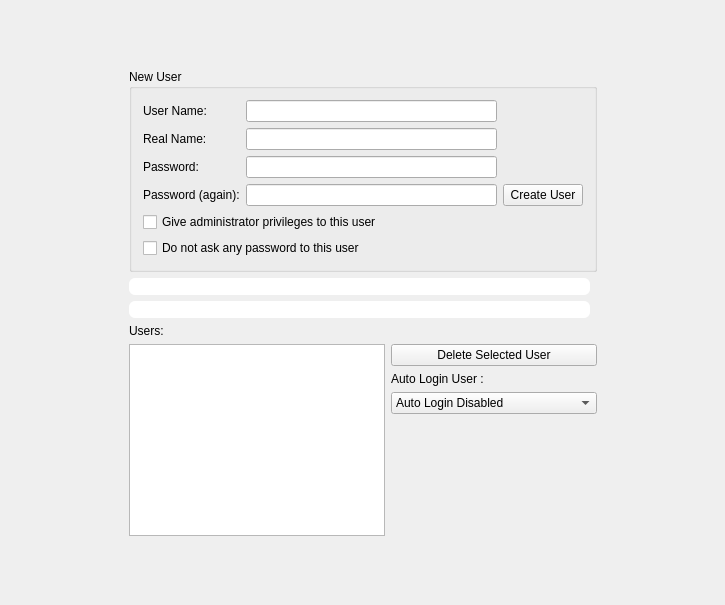
Old version of the form yali4/gui/Ui/setupuserswidget.ui in the repository dadas45li/yali.
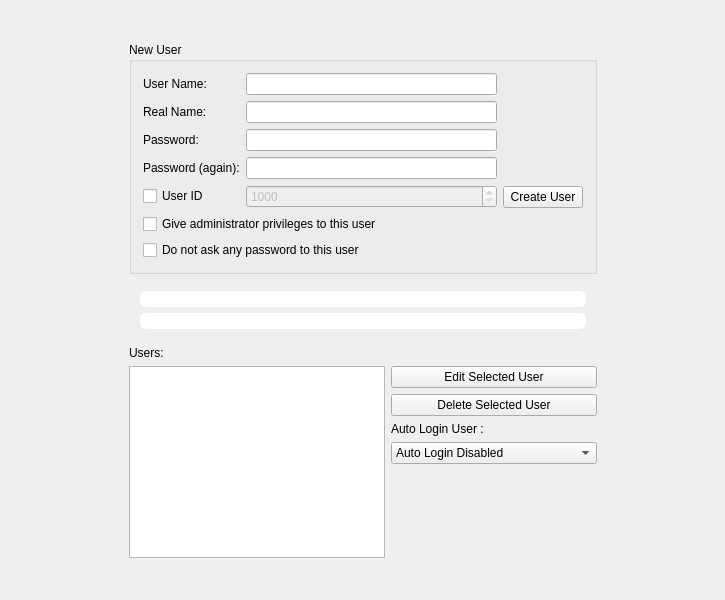
New version of the form. Icons and pictures are not drawn.

Commit message: * User screen improvements

```diff
--- a/yali4/gui/Ui/setupuserswidget.ui
+++ b/yali4/gui/Ui/setupuserswidget.ui
@@ -7,13 +7,13 @@
     <x>0</x>
     <y>0</y>
     <width>725</width>
-    <height>605</height>
+    <height>600</height>
    </rect>
   </property>
   <property name="windowTitle">
    <string>Form1</string>
   </property>
-  <layout class="QGridLayout">
+  <layout class="QGridLayout" name="gridLayout_2">
    <item row="0" column="1">
     <spacer>
      <property name="orientation">
@@ -64,7 +64,7 @@
           </property>
          </widget>
         </item>
-        <item row="0" column="1">
+        <item row="0" column="2">
          <widget class="QLineEdit" name="username"/>
         </item>
         <item row="1" column="0">
@@ -77,7 +77,7 @@
           </property>
          </widget>
         </item>
-        <item row="1" column="1">
+        <item row="1" column="2">
          <widget class="QLineEdit" name="realname"/>
         </item>
         <item row="2" column="0">
@@ -90,7 +90,7 @@
           </property>
          </widget>
         </item>
-        <item row="2" column="1">
+        <item row="2" column="2">
          <widget class="QLineEdit" name="pass1">
           <property name="echoMode">
            <enum>QLineEdit::Password</enum>
@@ -107,13 +107,33 @@
           </property>
          </widget>
         </item>
-        <item row="3" column="1">
+        <item row="3" column="2">
          <widget class="QLineEdit" name="pass2">
           <property name="echoMode">
            <enum>QLineEdit::Password</enum>
           </property>
          </widget>
         </item>
+        <item row="4" column="2">
+         <widget class="QSpinBox" name="spinBox">
+          <property name="enabled">
+           <bool>false</bool>
+          </property>
+          <property name="minimum">
+           <number>1000</number>
+          </property>
+          <property name="maximum">
+           <number>65000</number>
+          </property>
+         </widget>
+        </item>
+        <item row="4" column="0">
+         <widget class="QCheckBox" name="checkBox">
+          <property name="text">
+           <string>User ID</string>
+          </property>
+         </widget>
+        </item>
        </layout>
       </item>
       <item row="0" column="1">
@@ -179,14 +199,32 @@
     </spacer>
    </item>
    <item row="2" column="1">
+    <widget class="QWidget" name="widget" native="true">
+     <property name="minimumSize">
+      <size>
+       <width>0</width>
+       <height>48</height>
+      </size>
+     </property>
+     <layout class="QGridLayout" name="gridLayout">
+      <item row="0" column="0">
     <layout class="QGridLayout">
      <property name="horizontalSpacing">
       <number>0</number>
      </property>
      <item row="0" column="0">
       <widget class="QLabel" name="pass_error">
+          <property name="maximumSize">
+           <size>
+            <width>16777215</width>
+            <height>18</height>
+           </size>
+          </property>
        <property name="styleSheet">
-        <string>border-radius:6px;background-color:white;</string>
+           <string notr="true">border:1px solid white;
+border-radius:6px;
+background-color:white;
+color:#5A2847;</string>
        </property>
        <property name="text">
         <string/>
@@ -202,29 +240,19 @@
        </property>
       </widget>
      </item>
-     <item row="0" column="1" rowspan="2">
-      <widget class="QLabel" name="label">
-       <property name="sizePolicy">
-        <sizepolicy hsizetype="Fixed" vsizetype="Fixed">
-         <horstretch>0</horstretch>
-         <verstretch>0</verstretch>
-        </sizepolicy>
-       </property>
-       <property name="minimumSize">
-        <size>
-         <width>0</width>
-         <height>40</height>
-        </size>
-       </property>
-       <property name="text">
-        <string/>
-       </property>
-      </widget>
-     </item>
      <item row="1" column="0">
       <widget class="QLabel" name="caps_error">
+          <property name="maximumSize">
+           <size>
+            <width>16777215</width>
+            <height>18</height>
+           </size>
+          </property>
        <property name="styleSheet">
-        <string>border-radius:6px;background-color:white;</string>
+           <string notr="true">border:1px solid white;
+border-radius:6px;
+background-color:white;
+color:#5A2847;</string>
        </property>
        <property name="text">
         <string/>
@@ -241,6 +269,9 @@
       </widget>
      </item>
     </layout>
+      </item>
+     </layout>
+    </widget>
    </item>
    <item row="3" column="1">
     <widget class="QLabel" name="textLabel2">
@@ -288,6 +319,13 @@
      </item>
      <item row="0" column="1">
       <layout class="QVBoxLayout">
+       <item>
+        <widget class="QPushButton" name="editButton">
+         <property name="text">
+          <string>Edit Selected User</string>
+         </property>
+        </widget>
+       </item>
        <item>
         <widget class="QPushButton" name="deleteButton">
          <property name="text">
```
Left out of the diff: 22 changed lines with no effect on the pictures. Lines whose indentation alone changed are shown as unchanged. The commit also changes 5 other files.
